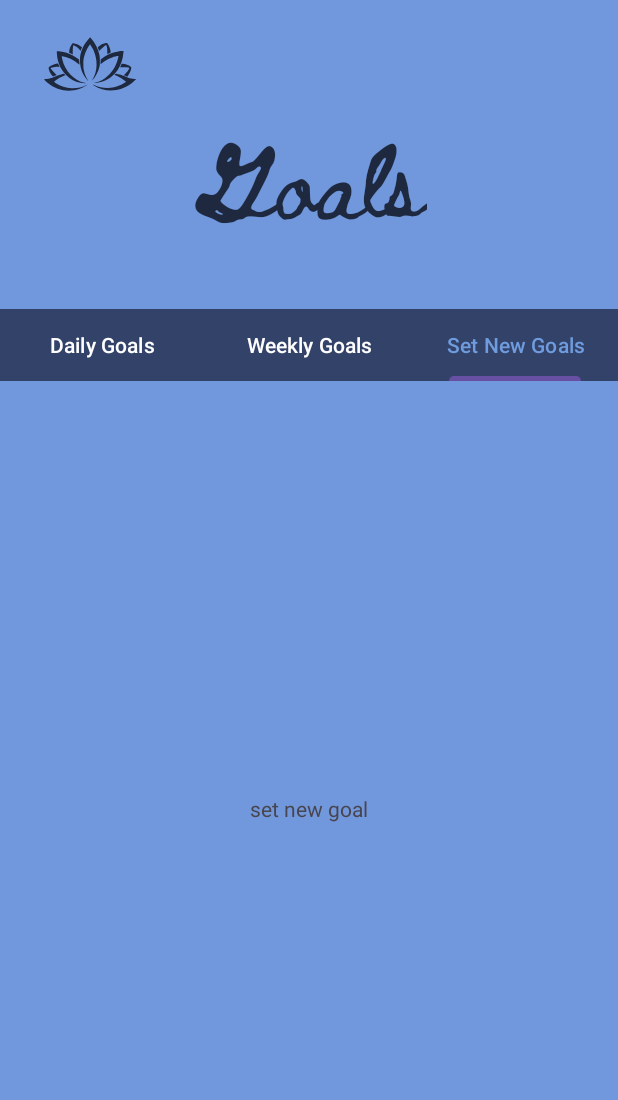
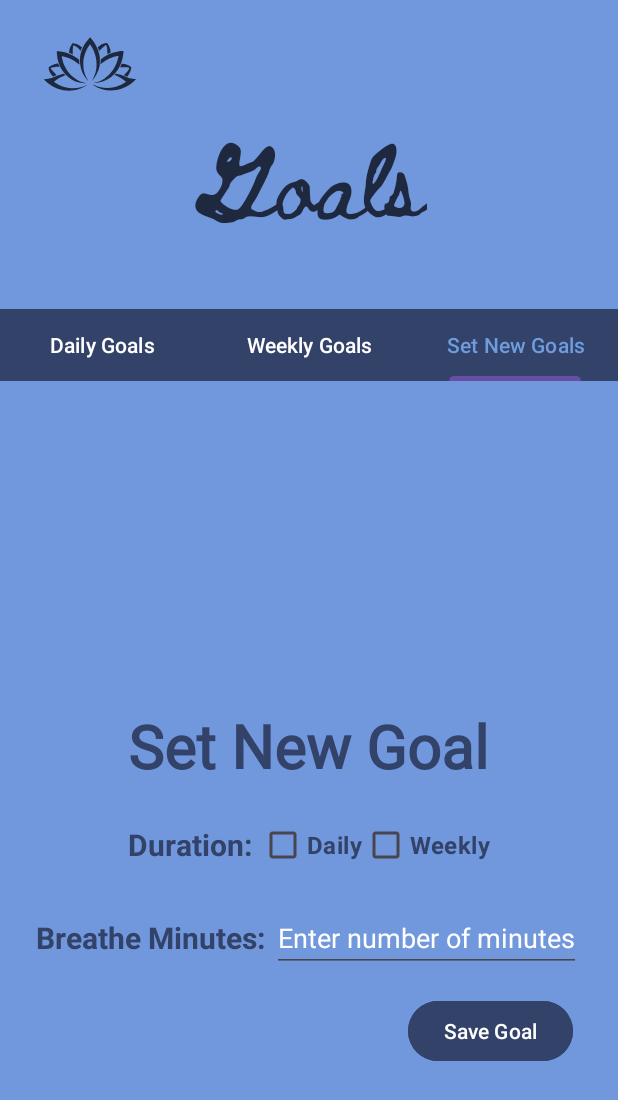
Before and after one commit to aavery0506/MADFinalApp, an Android app: the DailyGoals screen opened directly, with no data from a screen before it, tab 3 chosen, on a phone screen of 412 x 824 dp. Shown: the top 1100 px of the screen. Run offline under Robolectric (Android 15) with nearby library versions, the phone set to English and light mode, and no system bars.

Commit message:
working on Goals section

```diff
--- a/app/src/main/res/layout/fragment_set_new_goal.xml
+++ b/app/src/main/res/layout/fragment_set_new_goal.xml
@@ -5,19 +5,115 @@
     android:id="@+id/frameLayout5"
     android:layout_width="match_parent"
     android:layout_height="match_parent"
+    android:background="@color/LightBlue"
     tools:context=".SetNewGoal">
 
-    <!-- TODO: Update blank fragment layout -->
-    <TextView
-        android:id="@+id/textView5"
-        android:layout_width="wrap_content"
+    <LinearLayout
+        android:id="@+id/ll_main_set_goal"
+        android:layout_width="match_parent"
         android:layout_height="wrap_content"
-        android:text="set new goal"
+        android:gravity="center_vertical"
+        android:orientation="vertical"
         app:layout_constraintBottom_toBottomOf="parent"
         app:layout_constraintEnd_toEndOf="parent"
         app:layout_constraintHorizontal_bias="0.5"
         app:layout_constraintStart_toStartOf="parent"
         app:layout_constraintTop_toTopOf="parent"
-        app:layout_constraintVertical_bias="0.5" />
+        app:layout_constraintVertical_bias="0.5">
 
+        <TextView
+            android:id="@+id/tv_set_goal"
+            android:layout_width="wrap_content"
+            android:layout_height="wrap_content"
+            android:layout_gravity="center"
+            android:layout_marginTop="40dp"
+            android:fontFamily="@font/gaegu"
+            android:text="Set New Goal"
+            android:textAlignment="center"
+            android:textColor="@color/DarkBlue"
+            android:textSize="40sp"
+            android:textStyle="bold" />
+
+        <LinearLayout
+            android:id="@+id/ll_duration"
+            android:layout_width="match_parent"
+            android:layout_height="wrap_content"
+            android:layout_marginTop="15dp"
+            android:gravity="center"
+            android:orientation="horizontal"
+            app:layout_constraintEnd_toEndOf="parent"
+            app:layout_constraintStart_toStartOf="parent"
+            app:layout_constraintTop_toBottomOf="@id/tv_set_goal">
+
+            <TextView
+                android:layout_width="wrap_content"
+                android:layout_height="wrap_content"
+                android:text="Duration: "
+                android:textColor="@color/DarkBlue"
+                android:textSize="20sp"
+                android:textStyle="bold" />
+
+
+            <CheckBox
+                android:id="@+id/ck_daily"
+                android:layout_width="wrap_content"
+                android:layout_height="wrap_content"
+                android:text="Daily"
+                android:textColor="@color/DarkBlue"
+                android:textSize="16sp"
+                android:textStyle="bold" />
+
+            <CheckBox
+                android:id="@+id/ck_weekly"
+                android:layout_width="wrap_content"
+                android:layout_height="wrap_content"
+                android:text="Weekly"
+                android:textColor="@color/DarkBlue"
+                android:textSize="16sp"
+                android:textStyle="bold" />
+
+        </LinearLayout>
+
+        <LinearLayout
+            android:id="@+id/ll_set_amount"
+            android:layout_width="match_parent"
+            android:layout_height="wrap_content"
+            android:layout_marginTop="15dp"
+            android:gravity="center"
+            android:orientation="horizontal"
+            app:layout_constraintEnd_toEndOf="parent"
+            app:layout_constraintStart_toStartOf="parent"
+            app:layout_constraintTop_toBottomOf="@id/ll_duration">
+
+            <TextView
+                android:layout_width="wrap_content"
+                android:layout_height="wrap_content"
+                android:text="Breathe Minutes: "
+                android:textColor="@color/DarkBlue"
+                android:textSize="20sp"
+                android:textStyle="bold" />
+
+            <EditText
+                android:id="@+id/time_entry"
+                android:layout_width="wrap_content"
+                android:layout_height="wrap_content"
+                android:hint="Enter number of minutes"
+                android:textColor="@color/DarkBlue"
+                android:textColorHint="@color/white" />
+
+
+        </LinearLayout>
+    </LinearLayout>
+
+    <Button
+        android:id="@+id/btn_save_goal"
+        android:layout_width="wrap_content"
+        android:layout_height="wrap_content"
+        android:text="Save Goal"
+        android:backgroundTint="@color/DarkBlue"
+        android:textColor="@color/white"
+        app:layout_constraintTop_toBottomOf="@+id/ll_main_set_goal"
+        app:layout_constraintEnd_toEndOf="parent"
+        android:layout_marginTop="15dp"
+        android:layout_marginEnd="30dp"/>
 </androidx.constraintlayout.widget.ConstraintLayout>
```
Also changed, not shown: app/src/main/java/com/example/selfcareapp/GoalModel.java (+18 -0 lines), app/src/main/res/layout/fragment_weekly_goals.xml (+21 -14 lines).
